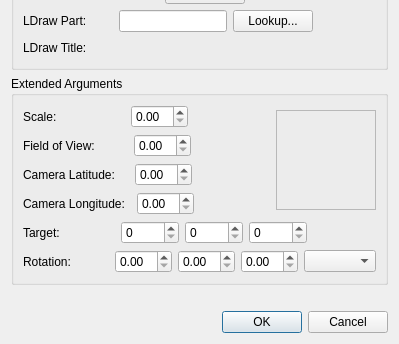
trevorsandy/lpub3d-ci, file mainApp/substitutepartdialog.ui: the form before one commit; both pictures show x 0 to 399 and y 207 to 551 of the 399 by 551 pixel window.
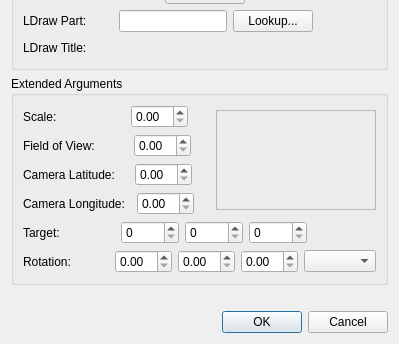
The form after the commit.

The edit to the form file:
```diff
--- a/mainApp/substitutepartdialog.ui
+++ b/mainApp/substitutepartdialog.ui
@@ -472,7 +472,7 @@
             </property>
             <property name="sizeHint" stdset="0">
              <size>
-              <width>40</width>
+              <width>10</width>
               <height>20</height>
              </size>
             </property>
@@ -524,7 +524,7 @@
             </property>
             <property name="sizeHint" stdset="0">
              <size>
-              <width>40</width>
+              <width>10</width>
               <height>20</height>
              </size>
             </property>
@@ -576,7 +576,7 @@
             </property>
             <property name="sizeHint" stdset="0">
              <size>
-              <width>40</width>
+              <width>10</width>
               <height>20</height>
              </size>
             </property>
@@ -619,7 +619,7 @@
             </property>
             <property name="sizeHint" stdset="0">
              <size>
-              <width>40</width>
+              <width>30</width>
               <height>20</height>
              </size>
             </property>
@@ -630,14 +630,14 @@
         <item row="0" column="1" rowspan="4">
          <widget class="QFrame" name="previewFrame">
           <property name="sizePolicy">
-           <sizepolicy hsizetype="Fixed" vsizetype="Fixed">
+           <sizepolicy hsizetype="Expanding" vsizetype="Fixed">
             <horstretch>0</horstretch>
             <verstretch>0</verstretch>
            </sizepolicy>
           </property>
           <property name="minimumSize">
            <size>
-            <width>100</width>
+            <width>160</width>
             <height>100</height>
            </size>
           </property>
```
Left out of the diff: 4 changed lines with no effect on the pictures.
